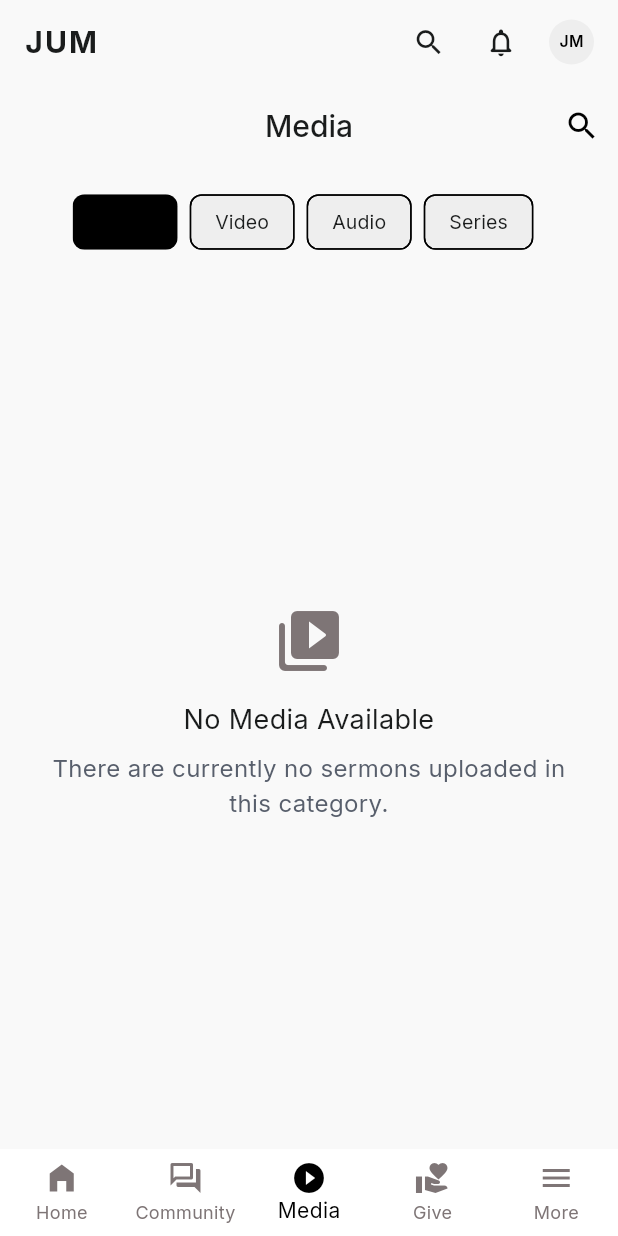
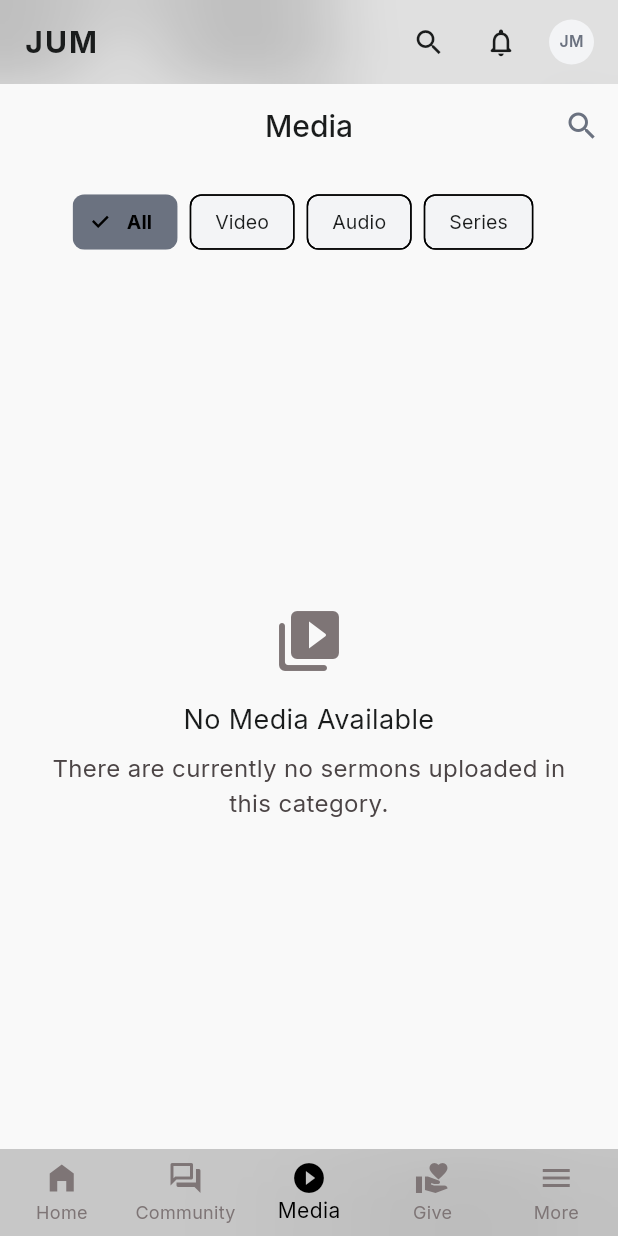
Before and after one commit to kirkie05/JUM, a Flutter app: the screen it shows after launch, after a tap on "Skip", after a tap on "See all", on a phone screen of 412 x 824 dp. Run offline on Flutter 3.47's test engine with Material 3 defaults, Android fonts, the phone set to English and light mode, and no system bars; our stand-ins replace audioplayers, cached_network_image, flutter_animate, flutter_dotenv, flutter_riverpod, freezed_annotation and 13 more; missing offline and left inert: flutter_paystack, flutter_stripe; accounts and stored records are empty; generated files the repository leaves out were written again; project files that could hold a hidden picture were left out.

Commit message:
feat: implement monochromatic frosted theme conforming to brand colors

```diff
--- a/lib/core/constants/app_colors.dart
+++ b/lib/core/constants/app_colors.dart
@@ -1,29 +1,41 @@
 import 'package:flutter/material.dart';
 
 class AppColors {
-  // Primary palette
-  static const primary      = Color(0xFF000000); // Primary Black
-  static const primaryLight = Color(0xFF1B1B1B); // Soft Black
-  static const accent       = Color(0xFF000000); // Monochromatic Black
-  static const accentDark   = Color(0xFF1B1B1B);
+  // Monochromatic Light Core Colors
+  static const meshBg = Color(0xFFF9F9F9); // Light Gray canvas background
+  static const meshGradient1 = Color(0xFFFFFFFF); // White glow
+  static const meshGradient2 = Color(0xFFF3F4F6); // Soft light grey
+  static const meshGradient3 = Color(0xFFE5E7EB); // Diffused outline grey
 
-  // Backgrounds
-  static const background   = Color(0xFFF9F9F9); // Light Canvas Grey
-  static const surface      = Color(0xFFFFFFFF); // White Surface / Cards
-  static const surface2     = Color(0xFFEEEEEE); // Neutral container / Light grey fill
+  // Glassmorphism Light Palette (High-fidelity frosted blurs)
+  static const glassBg = Color(0xD9FFFFFF); // Translucent White glass (85% opacity)
+  static const glassCardBg = Color(0xFFFFFFFF); // Solid White card background
+  static const glassBorder = Color(0xFFE5E7EB); // Subtle light grey border
+  static const glassBorderFocused = Color(0xFF000000); // Focused solid black border
 
-  // Text
+  // Primary interactive accents (Monochromatic Black, Grey, White)
+  static const primary      = Color(0xFF000000); // Pure Black primary action
+  static const primaryLight = Color(0xFF1B1B1B); // Dark grey container fill
+  static const accent       = Color(0xFF6B7280); // Neutral grey accent
+  static const accentDark   = Color(0xFF4C4546); // Supporting text grey
+
+  // Surface containers
+  static const background   = Color(0xFFF9F9F9);
+  static const surface      = Color(0xFFFFFFFF);
+  static const surface2     = Color(0xFFF3F4F6);
+
+  // Ultra high-contrast minimalist Text (strictly near black & charcoal)
   static const textPrimary   = Color(0xFF1A1C1C); // Near Black
-  static const textSecondary = Color(0xFF585F6C); // Neutral Grey
-  static const textMuted     = Color(0xFF7E7576); // Light Outline Grey
+  static const textSecondary = Color(0xFF4C4546); // Medium Charcoal Grey
+  static const textMuted     = Color(0xFF7E7576); // Muted Outline Grey
 
-  // Semantic
-  static const success = Color(0xFF43A047);
-  static const error   = Color(0xFFBA1A1A); // Light mode error red
-  static const warning = Color(0xFFFB8C00);
-  static const info    = Color(0xFF1E88E5);
+  // Semantics
+  static const success = Color(0xFF10B981); // Emerald Green
+  static const error   = Color(0xFFEF4444); // Crimson Red
+  static const warning = Color(0xFFF59E0B); // Amber Yellow
+  static const info    = Color(0xFF3B82F6); // Soft Ocean Blue
 
-  // Border
-  static const border  = Color(0xFFEEEEEE); // Subtle border
-  static const divider = Color(0xFFF3F4F6); // Thin dividers
+  // Borders & Dividers
+  static const border  = Color(0xFFE5E7EB);
+  static const divider = Color(0xFFF3F4F6);
 }
--- a/lib/core/theme/app_theme.dart
+++ b/lib/core/theme/app_theme.dart
@@ -17,7 +17,7 @@
     ),
     fontFamily: AppTextStyles.fontFamily,
     appBarTheme: const AppBarTheme(
-      backgroundColor: AppColors.background,
+      backgroundColor: Colors.transparent,
       elevation: 0,
       centerTitle: true,
       iconTheme: IconThemeData(color: AppColors.textPrimary),
@@ -29,7 +29,7 @@
       ),
     ),
     bottomNavigationBarTheme: const BottomNavigationBarThemeData(
-      backgroundColor: AppColors.surface,
+      backgroundColor: Colors.transparent,
       selectedItemColor: AppColors.primary,
       unselectedItemColor: AppColors.textSecondary,
       type: BottomNavigationBarType.fixed,
@@ -53,7 +53,8 @@
     ),
     outlinedButtonTheme: OutlinedButtonThemeData(
       style: OutlinedButton.styleFrom(
-        side: const BorderSide(color: AppColors.textSecondary, width: 1.0),
+        side: const BorderSide(color: AppColors.accent, width: 1.0),
+        backgroundColor: Colors.transparent,
         foregroundColor: AppColors.textPrimary,
         minimumSize: const Size(double.infinity, 52),
         shape: RoundedRectangleBorder(
@@ -106,5 +107,5 @@
     dividerTheme: const DividerThemeData(color: AppColors.divider, thickness: 1),
   );
 
-  static ThemeData get dark => light; // Fallback to light to strictly enforce Unhindered identity
+  static ThemeData get dark => light;
 }
--- /dev/null
+++ b/lib/shared/widgets/glass_mesh_background.dart
@@ -0,0 +1,88 @@
+import 'package:flutter/material.dart';
+import '../../core/constants/app_colors.dart';
+
+class GlassMeshBackground extends StatelessWidget {
+  final Widget child;
+
+  const GlassMeshBackground({
+    Key? key,
+    required this.child,
+  }) : super(key: key);
+
+  @override
+  Widget build(BuildContext context) {
+    final size = MediaQuery.sizeOf(context);
+
+    return Scaffold(
+      backgroundColor: AppColors.background,
+      body: Stack(
+        children: [
+          // Background solid base
+          Positioned.fill(
+            child: Container(color: AppColors.background),
+          ),
+
+          // Top left soft white ambient orb
+          Positioned(
+            top: -size.height * 0.15,
+            left: -size.width * 0.2,
+            width: size.width * 0.8,
+            height: size.width * 0.8,
+            child: Container(
+              decoration: const BoxDecoration(
+                shape: BoxShape.circle,
+                gradient: RadialGradient(
+                  colors: [
+                    Color(0x99FFFFFF), // Very bright white glow
+                    Colors.transparent,
+                  ],
+                ),
+              ),
+            ),
+          ),
+
+          // Bottom right subtle grey ambient orb
+          Positioned(
+            bottom: -size.height * 0.2,
+            right: -size.width * 0.2,
+            width: size.width * 0.9,
+            height: size.width * 0.9,
+            child: Container(
+              decoration: const BoxDecoration(
+                shape: BoxShape.circle,
+                gradient: RadialGradient(
+                  colors: [
+                    Color(0x0F000000), // Very faint dark grey shadow glow
+                    Colors.transparent,
+                  ],
+                ),
+              ),
+            ),
+          ),
+
+          // Center left extremely faint grey ambient orb
+          Positioned(
+            top: size.height * 0.35,
+            left: -size.width * 0.3,
+            width: size.width * 0.7,
+            height: size.width * 0.7,
+            child: Container(
+              decoration: const BoxDecoration(
+                shape: BoxShape.circle,
+                gradient: RadialGradient(
+                  colors: [
+                    Color(0x0A000000), // Barely visible charcoal glow
+                    Colors.transparent,
+                  ],
+                ),
+              ),
+            ),
+          ),
+
+          // Content overlay
+          Positioned.fill(child: child),
+        ],
+      ),
+    );
+  }
+}
--- a/lib/shared/widgets/jum_app_shell.dart
+++ b/lib/shared/widgets/jum_app_shell.dart
@@ -1,3 +1,4 @@
+import 'dart:ui';
 import 'package:flutter/material.dart';
 import 'package:go_router/go_router.dart';
 import '../../core/constants/app_colors.dart';
@@ -5,6 +6,7 @@
 import '../../core/constants/app_text_styles.dart';
 import '../../core/constants/app_strings.dart';
 import 'jum_avatar.dart';
+import 'glass_mesh_background.dart';
 import '../../features/sermons/presentation/widgets/mini_player_bar.dart';
 
 class JumAppShell extends StatelessWidget {
@@ -24,18 +26,22 @@
   @override
   Widget build(BuildContext context) {
     final width = MediaQuery.sizeOf(context).width;
+    Widget layout;
 
     if (isAdminShell || width >= 1024) {
-      return _buildDesktopLayout(context);
+      layout = _buildDesktopLayout(context);
     } else if (width >= 600) {
-      return _buildTabletLayout(context);
+      layout = _buildTabletLayout(context);
     } else {
-      return _buildMobileLayout(context);
+      layout = _buildMobileLayout(context);
     }
+
+    return GlassMeshBackground(child: layout);
   }
 
   Widget _buildMobileLayout(BuildContext context) {
     return Scaffold(
+      backgroundColor: Colors.transparent,
       appBar: AppBar(
         title: const Text(
           'JUM',
@@ -50,6 +56,12 @@
         centerTitle: false,
         backgroundColor: Colors.transparent,
         elevation: 0,
+        flexibleSpace: ClipRect(
+          child: BackdropFilter(
+            filter: ImageFilter.blur(sigmaX: 16.0, sigmaY: 16.0),
+            child: Container(color: Colors.black.withOpacity(0.1)),
+          ),
+        ),
         actions: [
           IconButton(
             icon: const Icon(Icons.search, color: AppColors.textPrimary, size: 22),
@@ -74,11 +86,16 @@
           const MiniPlayerBar(),
         ],
       ),
-      bottomNavigationBar: BottomNavigationBar(
+      bottomNavigationBar: ClipRRect(
+        child: BackdropFilter(
+          filter: ImageFilter.blur(sigmaX: 20.0, sigmaY: 20.0),
+          child: Container(
+            color: Colors.black.withOpacity(0.2),
+            child: BottomNavigationBar(
               currentIndex: currentIndex,
               onTap: onTabSelected,
-        backgroundColor: AppColors.surface,
-        selectedItemColor: AppColors.accent,
+              backgroundColor: Colors.transparent,
+              selectedItemColor: AppColors.primary,
               unselectedItemColor: AppColors.textMuted,
               type: BottomNavigationBarType.fixed,
               elevation: 0,
@@ -105,18 +122,27 @@
                 ),
               ],
             ),
+          ),
+        ),
+      ),
     );
   }
 
   Widget _buildTabletLayout(BuildContext context) {
     return Scaffold(
+      backgroundColor: Colors.transparent,
       body: Row(
         children: [
-          NavigationRail(
+          ClipRect(
+            child: BackdropFilter(
+              filter: ImageFilter.blur(sigmaX: 16.0, sigmaY: 16.0),
+              child: Container(
+                color: Colors.black.withOpacity(0.15),
+                child: NavigationRail(
                   selectedIndex: currentIndex,
                   onDestinationSelected: onTabSelected,
-            backgroundColor: AppColors.surface,
-            selectedIconTheme: const IconThemeData(color: AppColors.accent),
+                  backgroundColor: Colors.transparent,
+                  selectedIconTheme: const IconThemeData(color: AppColors.primary),
                   unselectedIconTheme: const IconThemeData(color: AppColors.textMuted),
                   labelType: NavigationRailLabelType.none,
                   destinations: const [
@@ -147,6 +173,9 @@
                     ),
                   ],
                 ),
+              ),
+            ),
+          ),
           const VerticalDivider(width: 1, color: AppColors.divider),
           Expanded(
             child: Column(
@@ -163,11 +192,15 @@
 
   Widget _buildDesktopLayout(BuildContext context) {
     return Scaffold(
+      backgroundColor: Colors.transparent,
       body: Row(
         children: [
-          Container(
+          ClipRect(
+            child: BackdropFilter(
+              filter: ImageFilter.blur(sigmaX: 16.0, sigmaY: 16.0),
+              child: Container(
                 width: 240.0,
-            color: AppColors.surface,
+                color: Colors.black.withOpacity(0.15),
                 child: Column(
                   crossAxisAlignment: CrossAxisAlignment.start,
                   children: [
@@ -176,7 +209,7 @@
                       padding: const EdgeInsets.symmetric(horizontal: AppSizes.paddingMd),
                       child: Row(
                         children: [
-                      const Icon(Icons.auto_awesome, color: AppColors.accent, size: 28),
+                          const Icon(Icons.auto_awesome, color: AppColors.primary, size: 28),
                           const SizedBox(width: AppSizes.paddingXs),
                           Expanded(
                             child: Text(
@@ -233,6 +266,8 @@
                   ],
                 ),
               ),
+            ),
+          ),
           const VerticalDivider(width: 1, color: AppColors.divider),
           Expanded(
             child: Column(
@@ -254,13 +289,13 @@
       child: ListTile(
         onTap: () => onTabSelected(index),
         selected: isSelected,
-        selectedTileColor: AppColors.surface2,
+        selectedTileColor: AppColors.glassBg,
         shape: RoundedRectangleBorder(
           borderRadius: BorderRadius.circular(AppSizes.radiusMd),
         ),
         leading: Icon(
           icon,
-          color: isSelected ? AppColors.accent : AppColors.textMuted,
+          color: isSelected ? AppColors.primary : AppColors.textMuted,
         ),
         title: Text(
           label,
--- a/lib/shared/widgets/jum_button.dart
+++ b/lib/shared/widgets/jum_button.dart
@@ -20,6 +20,7 @@
     this.isFullWidth = false,
     this.variant = JumButtonVariant.primary,
   }) : super(key: key);
+
   @override
   Widget build(BuildContext context) {
     Widget buttonChild = isLoading
@@ -28,7 +29,7 @@
             width: 20,
             child: CircularProgressIndicator(
               strokeWidth: 2,
-              valueColor: AlwaysStoppedAnimation<Color>(Colors.white),
+              valueColor: AlwaysStoppedAnimation<Color>(Colors.black),
             ),
           )
         : Text(
@@ -45,23 +46,25 @@
       case JumButtonVariant.primary:
         style = ElevatedButton.styleFrom(
           backgroundColor: AppColors.primary,
-          foregroundColor: Colors.white,
+          foregroundColor: Colors.black,
           elevation: 0,
           shape: RoundedRectangleBorder(
             borderRadius: BorderRadius.circular(AppSizes.radiusMd),
           ),
+          shadowColor: AppColors.primary.withOpacity(0.3),
         );
         break;
       case JumButtonVariant.secondary:
         style = OutlinedButton.styleFrom(
-          side: const BorderSide(color: AppColors.textSecondary, width: 1.0),
+          side: const BorderSide(color: AppColors.glassBorder, width: 1.0),
           foregroundColor: AppColors.textPrimary,
+          backgroundColor: AppColors.glassBg,
           elevation: 0,
           shape: RoundedRectangleBorder(
             borderRadius: BorderRadius.circular(AppSizes.radiusMd),
           ),
         ).copyWith(
-          overlayColor: WidgetStateProperty.all(AppColors.primary.withOpacity(0.05)),
+          overlayColor: WidgetStateProperty.all(Colors.white.withOpacity(0.05)),
         );
         if (isLoading) {
           buttonChild = const SizedBox(
@@ -69,7 +72,7 @@
             width: 20,
             child: CircularProgressIndicator(
               strokeWidth: 2,
-              valueColor: AlwaysStoppedAnimation<Color>(AppColors.primary),
+              valueColor: AlwaysStoppedAnimation<Color>(Colors.white),
             ),
           );
         }
--- a/lib/shared/widgets/jum_card.dart
+++ b/lib/shared/widgets/jum_card.dart
@@ -1,3 +1,4 @@
+import 'dart:ui';
 import 'package:flutter/material.dart';
 import '../../core/constants/app_colors.dart';
 import '../../core/constants/app_sizes.dart';
@@ -9,6 +10,7 @@
   final Color? backgroundColor;
   final Color? borderColor;
   final double? borderWidth;
+  final double? borderRadius;
 
   const JumCard({
     Key? key,
@@ -18,10 +20,14 @@
     this.backgroundColor,
     this.borderColor,
     this.borderWidth,
+    this.borderRadius,
   }) : super(key: key);
 
   @override
   Widget build(BuildContext context) {
+    final radiusValue = borderRadius ?? AppSizes.radiusLg;
+    final radius = BorderRadius.circular(radiusValue);
+
     Widget cardContent = Padding(
       padding: padding ?? const EdgeInsets.all(AppSizes.paddingMd),
       child: child,
@@ -30,24 +36,30 @@
     if (onTap != null) {
       cardContent = InkWell(
         onTap: onTap,
-        borderRadius: BorderRadius.circular(AppSizes.radiusLg),
+        borderRadius: radius,
         child: cardContent,
       );
     }
 
-    return Container(
+    return ClipRRect(
+      borderRadius: radius,
+      child: BackdropFilter(
+        filter: ImageFilter.blur(sigmaX: 16.0, sigmaY: 16.0),
+        child: Container(
           decoration: BoxDecoration(
-        color: backgroundColor ?? AppColors.surface,
-        borderRadius: BorderRadius.circular(AppSizes.radiusLg),
+            color: backgroundColor ?? AppColors.glassBg,
+            borderRadius: radius,
             border: Border.all(
-          color: borderColor ?? AppColors.border,
-          width: borderWidth ?? 0.5,
+              color: borderColor ?? AppColors.glassBorder,
+              width: borderWidth ?? 1.0,
             ),
           ),
           child: Material(
             color: Colors.transparent,
             child: cardContent,
           ),
+        ),
+      ),
     );
   }
 }
```
Also changed, not shown: lib/features/auth/presentation/screens/sign_in_screen.dart (+17 -16 lines), lib/features/auth/presentation/screens/sign_up_screen.dart (+16 -15 lines), lib/features/auth/presentation/screens/splash_screen.dart (+47 -13 lines). Lines whose indentation alone changed are shown as unchanged.
